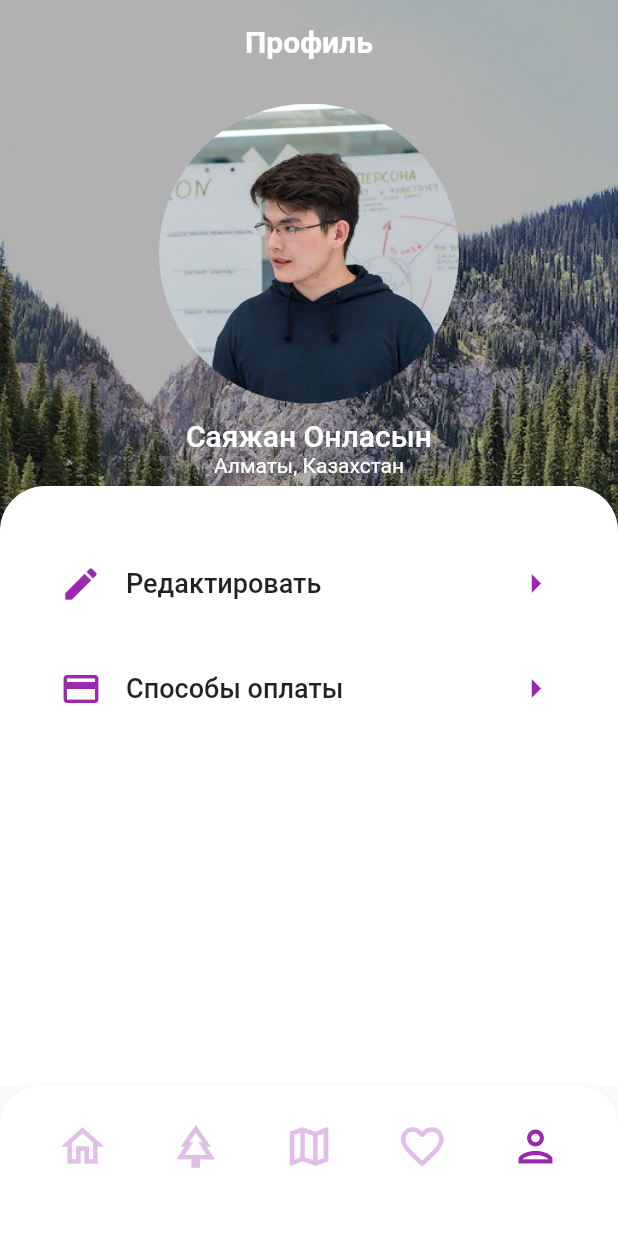
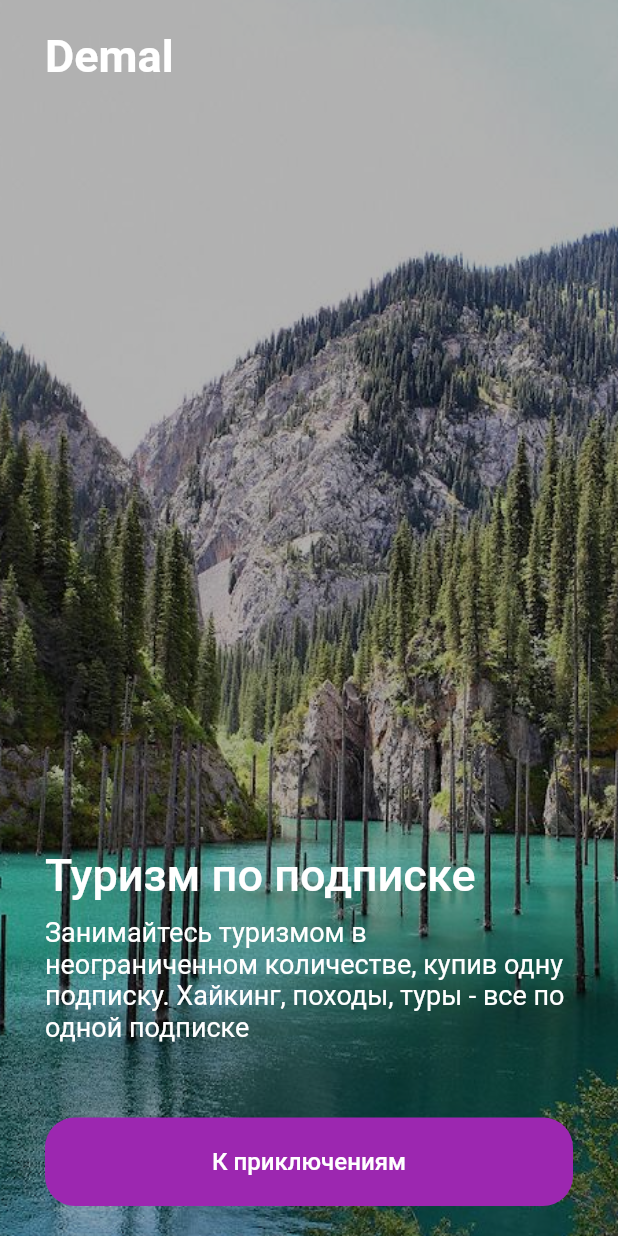
Before and after one commit to Crepiks/demal-mobile, a Flutter app: the screen it shows after launch, on a phone screen of 412 x 824 dp. Run offline on Flutter 3.47's test engine with Material 2 defaults, Android fonts, the phone set to English and light mode, and no system bars.

Commit message:
feat: implement onboarding screen

```diff
--- a/lib/components/common/bottom_navigation.dart
+++ b/lib/components/common/bottom_navigation.dart
@@ -43,7 +43,7 @@ class BottomNavigation extends StatelessWidget {
                             icon: icon,
                             iconSize: 34,
                             onPressed: () {
-                              HapticFeedback.selectionClick();
+                              HapticFeedback.lightImpact();
                               this.onTabPress(icons.indexOf(icon));
                             },
                           ),
--- a/lib/main.dart
+++ b/lib/main.dart
@@ -1,8 +1,5 @@
 import 'package:flutter/material.dart';
-import 'package:demal/components/common/bottom_navigation.dart';
-import "package:demal/screens/home_screen.dart";
-import 'package:demal/screens/tours_screen.dart';
-import 'package:demal/screens/profile_screen.dart';
+import "screens/onboarding_screen.dart";
 
 void main() => runApp(App());
 
@@ -17,59 +14,8 @@ class App extends StatelessWidget {
           brightness: Brightness.light,
           splashColor: Colors.transparent,
           highlightColor: Colors.transparent),
-      home: MainScreens(),
+      home: OnboardingScreen(),
       debugShowCheckedModeBanner: false,
     );
   }
 }
-
-class MainScreens extends StatefulWidget {
-  const MainScreens({Key? key}) : super(key: key);
-
-  @override
-  State<MainScreens> createState() => _MainScreensState();
-}
-
-class _MainScreensState extends State<MainScreens> {
-  int _selectedIndex = 4;
-
-  static TextStyle optionStyle =
-      TextStyle(fontSize: 30, fontWeight: FontWeight.bold);
-  static List<Widget> _pages = <Widget>[
-    HomeScreen(),
-    ToursScreen(),
-    Text(
-      'Index 2: Map',
-      style: optionStyle,
-    ),
-    Text(
-      'Index 3: Saved tours',
-      style: optionStyle,
-    ),
-    ProfileScreen()
-  ];
-
-  @override
-  Widget build(BuildContext context) {
-    return Scaffold(
-        body: Center(
-          child: _pages.elementAt(_selectedIndex),
-        ),
-        bottomNavigationBar: Container(
-            decoration: BoxDecoration(
-                borderRadius: BorderRadius.all(Radius.circular(10))),
-            child: BottomNavigation(icons: <Icon>[
-              Icon(Icons.home_outlined),
-              Icon(Icons.park_outlined),
-              Icon(Icons.map_outlined),
-              Icon(Icons.favorite_border_outlined),
-              Icon(Icons.person_outlined)
-            ], selectedIndex: _selectedIndex, onTabPress: _onTabItemPressed)));
-  }
-
-  void _onTabItemPressed(int index) {
-    setState(() {
-      _selectedIndex = index;
-    });
-  }
-}
--- /dev/null
+++ b/lib/screens/onboarding_screen.dart
@@ -0,0 +1,74 @@
+import 'package:demal/screens/main_screen.dart';
+import "package:flutter/material.dart";
+import 'package:flutter/services.dart';
+
+class OnboardingScreen extends StatelessWidget {
+  const OnboardingScreen({Key? key}) : super(key: key);
+
+  @override
+  Widget build(BuildContext context) {
+    return Scaffold(
+      body: Container(
+          width: double.infinity,
+          padding: EdgeInsets.symmetric(vertical: 20, horizontal: 30),
+          decoration: BoxDecoration(
+              image: DecorationImage(
+                  image: AssetImage("images/background.png"),
+                  colorFilter: new ColorFilter.mode(
+                      Colors.black.withOpacity(0.3), BlendMode.darken),
+                  fit: BoxFit.cover)),
+          child: SafeArea(
+              child: Column(
+            mainAxisAlignment: MainAxisAlignment.spaceBetween,
+            crossAxisAlignment: CrossAxisAlignment.start,
+            children: [
+              Text("Demal",
+                  style: TextStyle(
+                      fontSize: 30,
+                      fontWeight: FontWeight.w700,
+                      color: Colors.white)),
+              Column(
+                crossAxisAlignment: CrossAxisAlignment.start,
+                children: [
+                  Text(
+                    "Туризм по подписке",
+                    style: TextStyle(
+                        fontSize: 30,
+                        fontWeight: FontWeight.w500,
+                        color: Colors.white),
+                  ),
+                  Padding(
+                      padding: EdgeInsets.only(top: 10, bottom: 50),
+                      child: Text(
+                        "Занимайтесь туризмом в неограниченном количестве, купив одну подписку. Хайкинг, походы, туры - все по одной подписке",
+                        style: TextStyle(fontSize: 18, color: Colors.white),
+                      )),
+                  ElevatedButton(
+                    style: ElevatedButton.styleFrom(
+                      primary: Colors.purple,
+                      padding: EdgeInsets.symmetric(vertical: 20),
+                      elevation: 0,
+                      minimumSize: Size(double.infinity, 0),
+                      shape: RoundedRectangleBorder(
+                        borderRadius: BorderRadius.circular(20), // <-- Radius
+                      ),
+                    ),
+                    onPressed: () {
+                      HapticFeedback.lightImpact();
+                      Navigator.pushReplacement(
+                          context,
+                          MaterialPageRoute(
+                              builder: (context) => MainScreens()));
+                    },
+                    child: Text(
+                      'К приключениям',
+                      style: TextStyle(fontSize: 16),
+                    ),
+                  )
+                ],
+              )
+            ],
+          ))),
+    );
+  }
+}
```
Also changed, not shown: lib/screens/main_screen.dart (added, +71 -0 lines).
